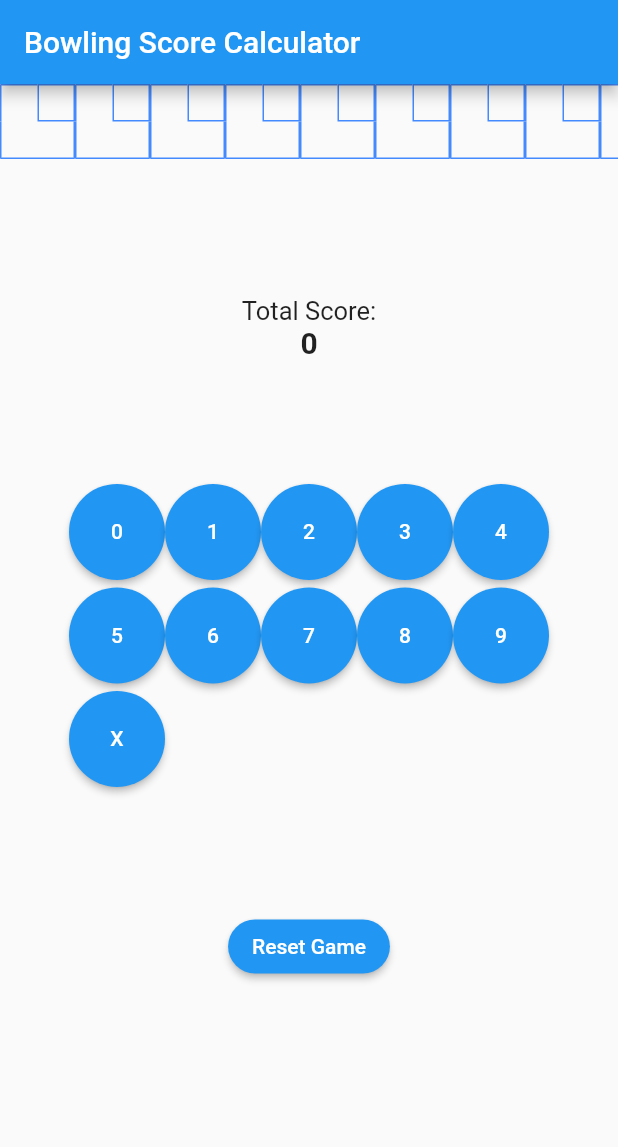
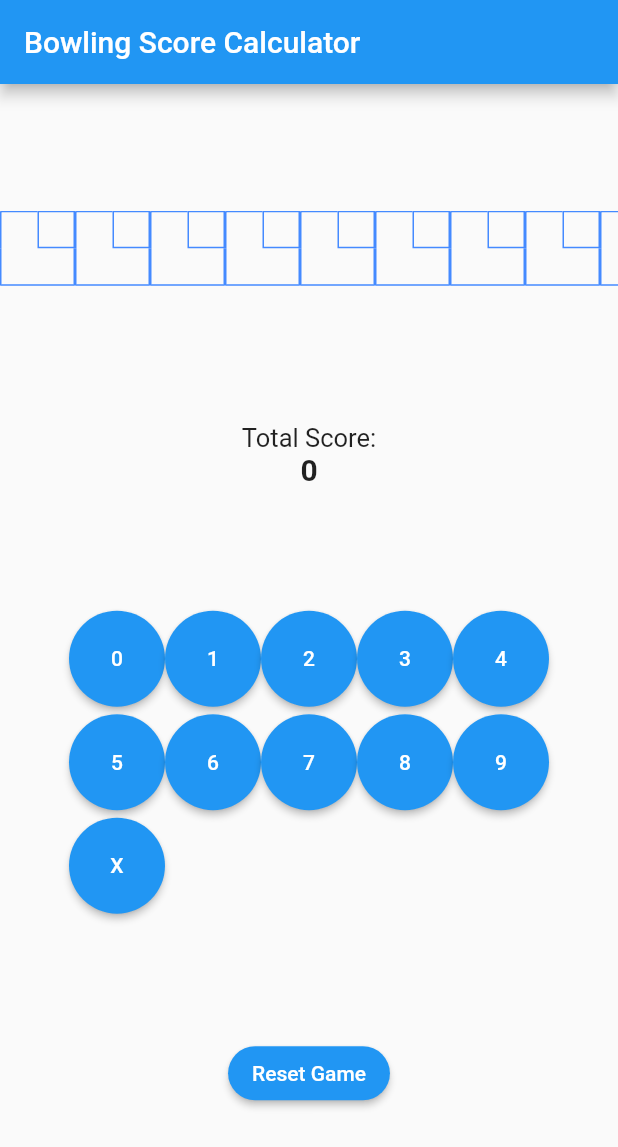
Before and after one commit to MichaelCadavillo/bowling_score_calculator, a Flutter app: the screen it shows after launch, on a phone screen of 412 x 824 dp. Shown: the top 1147 px of the screen. Run offline on Flutter 3.47's test engine with Material 2 defaults, Android fonts, the phone set to English and light mode, and no system bars; our stand-ins replace equatable, flutter_bloc, get_it.

Commit message:
minor UI improvements

```diff
--- a/lib/main.dart
+++ b/lib/main.dart
@@ -18,9 +18,9 @@ class MyApp extends StatelessWidget {
       ),
       home: Scaffold(
           appBar: AppBar(
-            title: Text("Bowling Score Calculator"),
+            title: const Text("Bowling Score Calculator"),
           ),
-          body: const HomeScreen()),
+          body: const Center(child: HomeScreen())),
     );
   }
 }
--- a/lib/view/home_screen.dart
+++ b/lib/view/home_screen.dart
@@ -35,6 +35,7 @@ class _HomeScreenState extends State<HomeScreen> {
     return BlocProvider<BowlingCubit>(
       create: (BuildContext context) => BowlingCubit(),
       child: Column(
+        mainAxisAlignment: MainAxisAlignment.center,
         children: [
           const ScoreCard(),
           Container(
```
